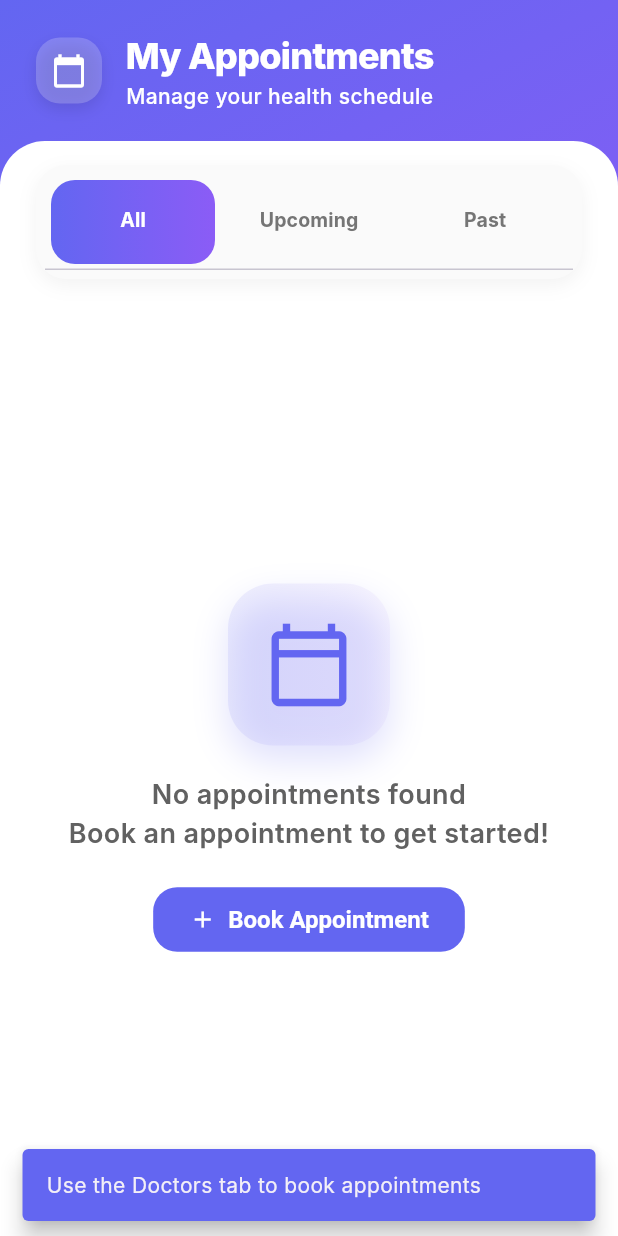
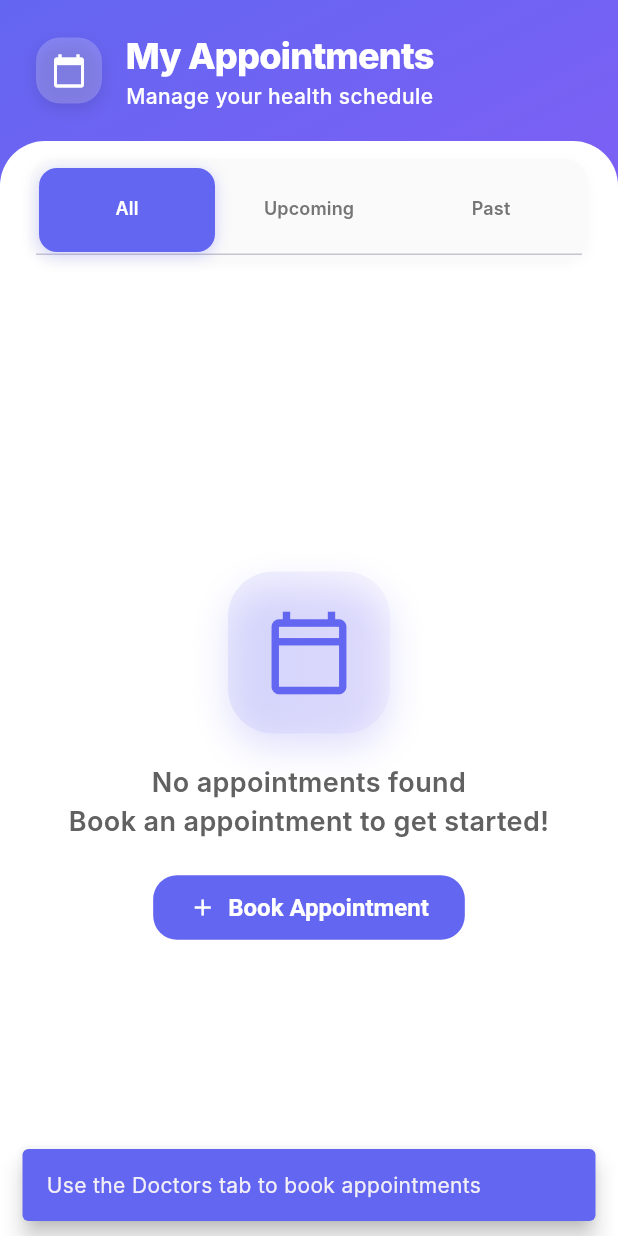
Before and after one commit to Zuber7489/docbuddyapp, a Flutter app: the AppointmentsScreen screen opened directly, after a tap on "Book Appointment", on a phone screen of 412 x 824 dp. Run offline on Flutter 3.47's test engine with Material 3 defaults, Android fonts, the light colour scheme and no system bars; our stand-ins replace image_picker, shared_preferences; accounts and stored records are empty; Roboto replaces fonts that are missing (Inter).

Commit message:
code update

```diff
--- a/lib/screens/appointments_screen.dart
+++ b/lib/screens/appointments_screen.dart
@@ -17,37 +17,79 @@ class _AppointmentsScreenState extends State<AppointmentsScreen>
   late TabController _tabController;
   String _selectedFilter = 'all';
 
+  // Cache filtered appointments to avoid recalculation
+  Map<String, List<Appointment>> _filteredAppointmentsCache = {};
+  List<Appointment> _currentAppointments = [];
+
   @override
   void initState() {
     super.initState();
     _tabController = TabController(length: 3, vsync: this);
+    _tabController.addListener(_handleTabChange);
   }
 
   @override
   void dispose() {
+    _tabController.removeListener(_handleTabChange);
     _tabController.dispose();
     super.dispose();
   }
 
+  void _handleTabChange() {
+    if (_tabController.indexIsChanging) {
+      final newFilter = _getFilterForIndex(_tabController.index);
+      if (newFilter != _selectedFilter) {
+        setState(() {
+          _selectedFilter = newFilter;
+        });
+      }
+    }
+  }
+
+  String _getFilterForIndex(int index) {
+    switch (index) {
+      case 0: return 'all';
+      case 1: return 'upcoming';
+      case 2: return 'past';
+      default: return 'all';
+    }
+  }
+
   List<Appointment> _getFilteredAppointments(List<Appointment> appointments) {
+    // Check cache first
+    if (_filteredAppointmentsCache.containsKey(_selectedFilter) &&
+        _currentAppointments == appointments) {
+      return _filteredAppointmentsCache[_selectedFilter]!;
+    }
+
+    // Update cache
+    _currentAppointments = appointments;
+    List<Appointment> filtered;
+
     switch (_selectedFilter) {
       case 'upcoming':
-        return appointments
+        filtered = appointments
             .where((appointment) =>
                 appointment.date.isAfter(DateTime.now()) &&
                 appointment.status == 'confirmed')
             .toList();
+        break;
       case 'past':
-        return appointments
+        filtered = appointments
             .where((appointment) => appointment.date.isBefore(DateTime.now()))
             .toList();
+        break;
       case 'cancelled':
-        return appointments
+        filtered = appointments
             .where((appointment) => appointment.status == 'cancelled')
             .toList();
+        break;
       default:
-        return appointments;
+        filtered = appointments;
     }
+
+    _filteredAppointmentsCache[_selectedFilter] = filtered;
+    return filtered;
   }
 
   Color _getStatusColor(String status) {
@@ -302,52 +344,45 @@ class _AppointmentsScreenState extends State<AppointmentsScreen>
 
   Widget _buildTabBar() {
     return Container(
-      margin: const EdgeInsets.symmetric(horizontal: 24, vertical: 16),
+      margin: const EdgeInsets.symmetric(horizontal: 20, vertical: 12),
       decoration: BoxDecoration(
         color: Colors.grey.shade50,
-        borderRadius: const BorderRadius.all(Radius.circular(20)),
+        borderRadius: const BorderRadius.all(Radius.circular(16)),
         boxShadow: [
           BoxShadow(
-            color: Colors.black.withOpacity(0.05),
-            blurRadius: 10,
-            offset: const Offset(0, 4),
+            color: Colors.black.withOpacity(0.03),
+            blurRadius: 6,
+            offset: const Offset(0, 2),
           ),
         ],
       ),
       child: Padding(
-        padding: const EdgeInsets.all(6),
+        padding: const EdgeInsets.all(4),
         child: TabBar(
           controller: _tabController,
           onTap: (index) {
-            setState(() {
-              switch (index) {
-                case 0:
-                  _selectedFilter = 'all';
-                  break;
-                case 1:
-                  _selectedFilter = 'upcoming';
-                  break;
-                case 2:
-                  _selectedFilter = 'past';
-                  break;
-              }
-            });
+            // Tab change is handled by listener, no need for setState here
           },
-          indicator: const BoxDecoration(
-            gradient: LinearGradient(
-              colors: [Color(0xFF6366F1), Color(0xFF8B5CF6)],
+          indicator: BoxDecoration(
+            color: const Color(0xFF6366F1),
+            borderRadius: const BorderRadius.all(Radius.circular(12)),
+            boxShadow: [
+              BoxShadow(
+                color: const Color(0xFF6366F1).withOpacity(0.3),
+                blurRadius: 8,
+                offset: const Offset(0, 2),
               ),
-            borderRadius: BorderRadius.all(Radius.circular(16)),
+            ],
           ),
-          indicatorPadding: const EdgeInsets.all(4),
+          indicatorPadding: const EdgeInsets.all(2),
           indicatorSize: TabBarIndicatorSize.tab,
           labelColor: Colors.white,
           unselectedLabelColor: Colors.grey.shade600,
           labelStyle: const TextStyle(
-            fontSize: 13,
-            fontWeight: FontWeight.w700,
+            fontSize: 12,
+            fontWeight: FontWeight.w600,
           ),
-          labelPadding: const EdgeInsets.symmetric(horizontal: 12, vertical: 8),
+          labelPadding: const EdgeInsets.symmetric(horizontal: 8, vertical: 6),
           tabs: const [
             Tab(text: 'All'),
             Tab(text: 'Upcoming'),
@@ -448,8 +483,7 @@ class _AppointmentsScreenState extends State<AppointmentsScreen>
     final isPast = appointment.date.isBefore(DateTime.now());
     final canCancel = !isPast && appointment.status == 'confirmed';
 
-    return AnimatedContainer(
-      duration: Duration(milliseconds: 300 + (index * 100)),
+    return Container(
       margin: const EdgeInsets.only(bottom: 16),
       decoration: BoxDecoration(
         gradient: LinearGradient(
@@ -622,10 +656,10 @@ class _AppointmentsScreenState extends State<AppointmentsScreen>
   Widget _buildInfoItem(IconData icon, String label, String value, {bool fullWidth = false}) {
     return Container(
       width: fullWidth ? double.infinity : null,
-      padding: const EdgeInsets.all(10),
+      padding: const EdgeInsets.all(8),
       decoration: BoxDecoration(
         color: Colors.white,
-        borderRadius: const BorderRadius.all(Radius.circular(12)),
+        borderRadius: const BorderRadius.all(Radius.circular(10)),
         border: Border.all(
           color: Colors.grey.shade200,
           width: 1,
@@ -637,33 +671,33 @@ class _AppointmentsScreenState extends State<AppointmentsScreen>
           Row(
             children: [
               Container(
-                padding: const EdgeInsets.all(4),
+                padding: const EdgeInsets.all(3),
                 decoration: BoxDecoration(
                   color: const Color(0xFF6366F1).withOpacity(0.1),
-                  borderRadius: const BorderRadius.all(Radius.circular(6)),
+                  borderRadius: const BorderRadius.all(Radius.circular(5)),
                 ),
                 child: Icon(
                   icon,
-                  size: 14,
+                  size: 12,
                   color: const Color(0xFF6366F1),
                 ),
               ),
-              const SizedBox(width: 6),
+              const SizedBox(width: 5),
               Text(
                 label,
                 style: TextStyle(
-                  fontSize: 12,
+                  fontSize: 11,
                   color: Colors.grey.shade600,
                   fontWeight: FontWeight.w600,
                 ),
               ),
             ],
           ),
-          const SizedBox(height: 8),
+          const SizedBox(height: 6),
           Text(
             value,
             style: const TextStyle(
-              fontSize: 14,
+              fontSize: 13,
               fontWeight: FontWeight.w600,
               color: Colors.black87,
             ),
@@ -676,8 +710,8 @@ class _AppointmentsScreenState extends State<AppointmentsScreen>
 
   Widget _buildDoctorAvatar(Doctor doctor) {
     return Container(
-      width: 60,
-      height: 60,
+      width: 50,
+      height: 50,
       decoration: BoxDecoration(
         gradient: const LinearGradient(
           begin: Alignment.topLeft,
@@ -687,17 +721,17 @@ class _AppointmentsScreenState extends State<AppointmentsScreen>
             Color(0xFF8B5CF6),
           ],
         ),
-        borderRadius: const BorderRadius.all(Radius.circular(20)),
+        borderRadius: const BorderRadius.all(Radius.circular(16)),
         boxShadow: [
           BoxShadow(
-            color: const Color(0xFF6366F1).withOpacity(0.3),
-            blurRadius: 12,
-            offset: const Offset(0, 6),
+            color: const Color(0xFF6366F1).withOpacity(0.2),
+            blurRadius: 8,
+            offset: const Offset(0, 4),
           ),
         ],
       ),
       child: ClipRRect(
-        borderRadius: const BorderRadius.all(Radius.circular(20)),
+        borderRadius: const BorderRadius.all(Radius.circular(16)),
         child: doctor.imageUrl.isNotEmpty
             ? Image.network(
                 doctor.imageUrl,
@@ -722,13 +756,13 @@ class _AppointmentsScreenState extends State<AppointmentsScreen>
             Color(0xFF8B5CF6),
           ],
         ),
-        borderRadius: const BorderRadius.all(Radius.circular(20)),
+        borderRadius: const BorderRadius.all(Radius.circular(16)),
       ),
       child: Center(
         child: Text(
           doctor.name.split(' ').map((e) => e[0]).join(''),
           style: const TextStyle(
-            fontSize: 24,
+            fontSize: 20,
             fontWeight: FontWeight.w700,
             color: Colors.white,
           ),
```
Also changed, not shown: lib/screens/doctor_admin_screen.dart (+110 -73 lines). Lines whose indentation alone changed are shown as unchanged.
